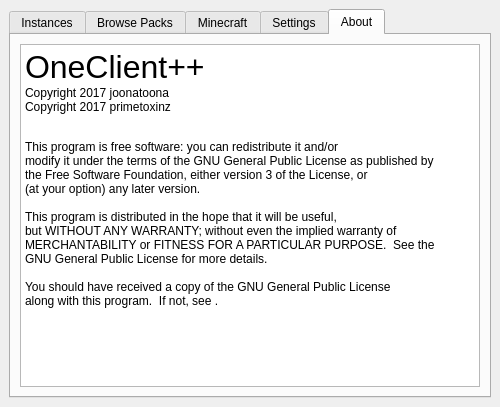
This is UI/MainWindow.ui in OpenMineMods/OneClient as Qt 5 draws it before an edit. The edited form follows.
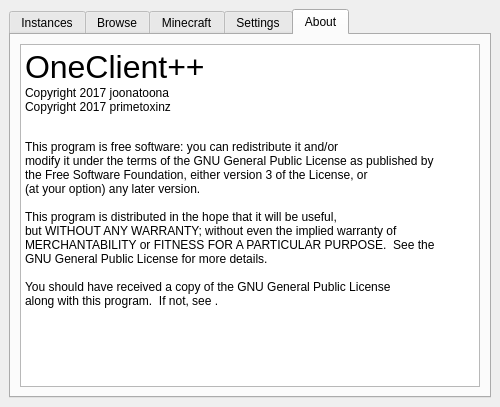
This is the edited form. The open tabs and pages were chosen to show the change. Icons and pictures are not drawn.

What changed in the file:
```diff
--- a/UI/MainWindow.ui
+++ b/UI/MainWindow.ui
@@ -50,7 +50,7 @@
       </widget>
       <widget class="QWidget" name="tab_browse">
        <attribute name="title">
-        <string>Browse Packs</string>
+        <string>Browse</string>
        </attribute>
        <layout class="QVBoxLayout" name="verticalLayout_10">
         <item>
```
Left out of the diff: 7 changed lines with no effect on the pictures.
